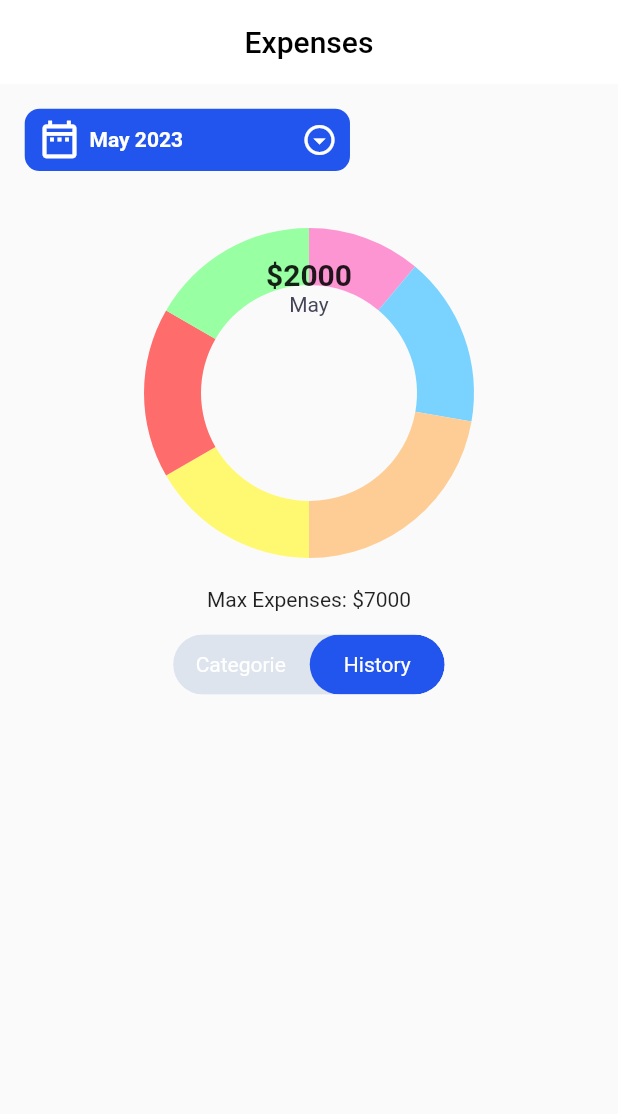
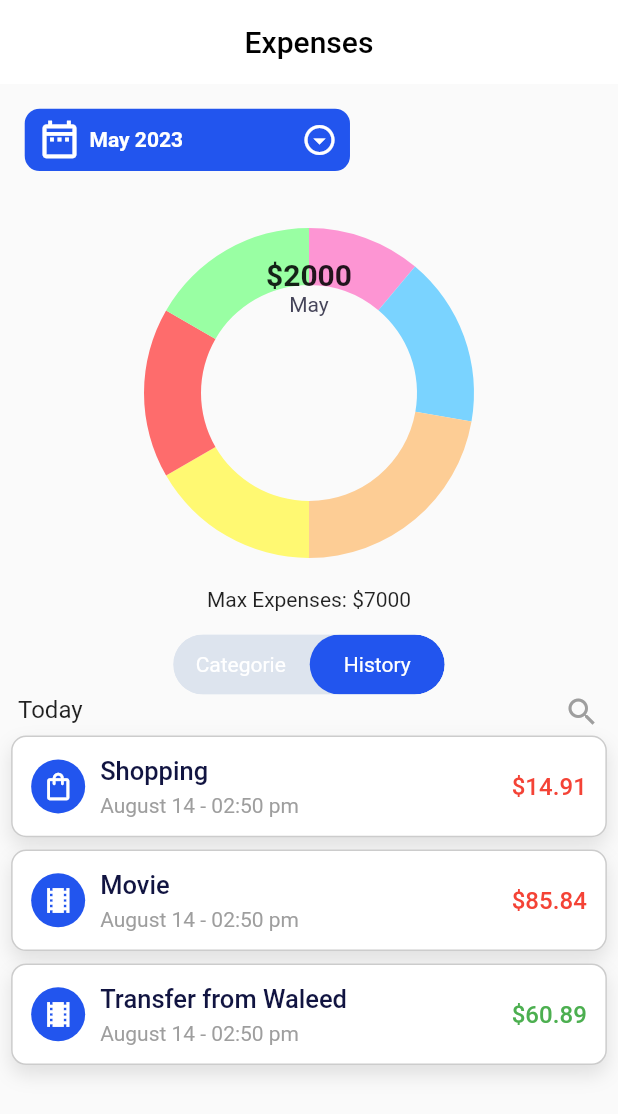
Before and after one commit to waleed750/tab_cash, a Flutter app: the ExpensesScreen screen opened directly, after a tap on "Categorie", on a phone screen of 412 x 824 dp. Shown: the top 1114 px of the screen. Run offline on Flutter 3.47's test engine with Material 2 defaults, Android fonts, the phone set to English and light mode, and no system bars; drawn by our look-alikes of toggle_switch; our stand-ins replace bloc, dio, equatable, flutter_bloc, flutter_svg, flutter_switch and 4 more.

Commit message:
history widget done
Co-Authored-By: Mahmoud Hanafy <94074275+MahmoudHanaf@users.noreply.github.com>

```diff
--- a/tab_cash_orange/lib/app.dart
+++ b/tab_cash_orange/lib/app.dart
@@ -2,6 +2,7 @@ import 'package:flutter/material.dart';
 import 'package:flutter_bloc/flutter_bloc.dart';
 import 'package:tab_cash_orange/config/localization/app_localizations_delegate.dart';
 import 'package:tab_cash_orange/core/utils/app_strings.dart';
+import 'package:tab_cash_orange/features/home/presentation/cubit/home_cubit.dart';
 
 import 'config/localization/app_localizations.dart';
 import 'config/localization/app_localizations_setup.dart';
@@ -14,19 +15,16 @@ class MyApp extends StatelessWidget {
   Widget build(BuildContext context) {
     return MultiBlocProvider(
       providers: [
+        BlocProvider(create: (context)=> di.sl<HomeCubit>()),
         BlocProvider(create: (context) => di.sl<ExpensesCubit>()),
       ],
-      child: MaterialApp(
+      child: const MaterialApp(
         debugShowCheckedModeBanner: false,
 
-        // initialRoute: ,
-        // onGenerateRoute: ,
-        // builder: ,
-        // theme: ,
         title: AppStrings.appTitle,
         initialRoute: Routes.homeRoute,
         onGenerateRoute: AppRoutes.onGenerateRoute,
-        locale: const Locale(AppStrings.englishCode),
+        locale: Locale(AppStrings.englishCode),
         supportedLocales: AppLocalizationsSetup.supportedLocales,
               localeResolutionCallback:
               AppLocalizationsSetup.localeResolutionCallback,
--- a/tab_cash_orange/lib/config/routes/app_routes.dart
+++ b/tab_cash_orange/lib/config/routes/app_routes.dart
@@ -20,10 +20,8 @@ class AppRoutes {
         );
       case Routes.homeRoute:
         return MaterialPageRoute(
-            builder: (context) => BlocProvider(
-              create: (context) => HomeCubit() ,
-              child:  MainScreen(),
-        ));
+            builder: (context) => MainScreen(),
+        );
       default:
         return onUndefinedRoute();
     }
--- /dev/null
+++ b/tab_cash_orange/lib/features/expenses/history_widget.dart
@@ -0,0 +1,125 @@
+import 'package:flutter/material.dart';
+import 'package:tab_cash_orange/core/utils/media_extension.dart';
+
+import '../../core/utils/app_colors.dart';
+
+class HistoryWidget extends StatelessWidget {
+  double expenses;
+
+  bool received ;
+
+
+  HistoryWidget({
+required this.icon,
+    required this.title,
+    required this.subTitle,
+    required this.expenses ,
+    this.received = false ,
+  });
+
+  IconData icon ;
+  String title;
+  String subTitle;
+  @override
+  Widget build(BuildContext context) {
+    return Container
+    (
+
+      padding: EdgeInsets.all(context.width * 0.03),
+      margin: EdgeInsetsDirectional.only(
+          start:  context.height * 0.009  ,end:  context.height * 0.009  ,
+        top:  context.height * 0.009  ,bottom:  context.width * 0.002
+      ),
+      decoration: BoxDecoration(
+        color: Colors.white,
+        borderRadius: BorderRadius.circular(10.0),
+        border: Border.all(width: 1 , color: Colors.black.withOpacity(.2)) ,
+        boxShadow: [
+          BoxShadow(
+             color: Colors.grey[300]!,
+                blurRadius: 10.0,
+                offset: Offset(0.0, 6)
+
+          )
+        ]
+      ),
+      child: Container(
+
+
+        child: Row(
+                mainAxisAlignment: MainAxisAlignment.spaceBetween,
+                children: [
+                  Row(
+                    children: [
+                      CircleAvatar(
+                        radius: 18,
+                        backgroundColor: AppColors.buttonColor,
+                        child: Icon(
+                          icon,
+                          color: AppColors.backgroundColor,
+                          size: 22,
+                        ),
+                      ),
+                      Padding(
+                        padding: const EdgeInsets.only(left: 10),
+                        child: subTitle == null ?
+                        Column(
+                            crossAxisAlignment: CrossAxisAlignment.start,
+                            children: [
+                              FittedBox(
+                                child: Text(
+                                  "${title}",
+                                  style: TextStyle(
+                                      fontSize: 17,
+                                      fontWeight: FontWeight.w500,
+                                      color: AppColors.defaultColor),
+                                ),
+                              ),
+
+                            ])
+                        :
+                        Column(
+                            crossAxisAlignment: CrossAxisAlignment.start,
+                            children: [
+                              Text(
+                                "${title}",
+                                style: TextStyle(
+                                    fontSize: 17,
+                                    fontWeight: FontWeight.w500,
+                                    color: AppColors.defaultColor),
+                              ),
+                              const SizedBox(
+                                height: 5,
+                              ),
+                              Text(
+                                "${subTitle}",
+                                style: TextStyle(
+                                    fontSize: 14,
+                                    fontWeight: FontWeight.w400,
+                                    color: AppColors.indicatorColor),
+                              ),
+                            ]),
+                      ),
+
+                    ]
+                    ),
+                    //!  Expensses
+                    FittedBox(
+                     child: Text('\$$expenses' ,
+                      style:  TextStyle(
+                        fontSize: 16.0 ,
+                        color: received ? Colors.green : Colors.red,
+                        fontWeight: FontWeight.w500 ,
+                        letterSpacing: 0.03
+                      ),
+                     ),
+                   ),
+                    ]
+
+        ),
+      ),
+    );
+
+
+  }
+}
--- a/tab_cash_orange/lib/features/home/presentation/screens/cards_screen.dart
+++ b/tab_cash_orange/lib/features/home/presentation/screens/cards_screen.dart
@@ -56,14 +56,15 @@ class CardsScreen extends StatelessWidget {
                     ),
                     Container(
                       width: double.infinity,
-                      height: context.height * .52,
+                      height: context.height * .54,
                       decoration: BoxDecoration(
-                        borderRadius: BorderRadius.only(
+                        borderRadius: const BorderRadius.only(
                             topLeft: Radius.circular(28),
                             topRight: Radius.circular(28)),
                         color: AppColors.backgroundColor,
                       ),
                       child: SingleChildScrollView(
+                        physics: const BouncingScrollPhysics(),
                         child: Padding(
                           padding: EdgeInsets.only(
                               top: context.height * .1,
@@ -107,6 +108,9 @@ class CardsScreen extends StatelessWidget {
                                   subTitle: "Notifications on your mobile",
                                   notif: true,
                                 ),
+                                SizedBox(
+                                  height: 10.0,
+                                )
                               ]),
                         ),
                       ),
--- a/tab_cash_orange/lib/features/home/presentation/screens/expenses_screen.dart
+++ b/tab_cash_orange/lib/features/home/presentation/screens/expenses_screen.dart
@@ -9,6 +9,7 @@ import 'package:tab_cash_orange/core/utils/hex_color.dart';
 import 'package:tab_cash_orange/core/utils/icon_manager.dart';
 import 'package:tab_cash_orange/features/expenses/expenses_widget.dart';
 import 'package:tab_cash_orange/core/utils/media_extension.dart';
+import 'package:tab_cash_orange/features/expenses/history_widget.dart';
 import 'package:toggle_switch/toggle_switch.dart';
 
 import '../../../../core/utils/app_colors.dart';
@@ -172,6 +173,49 @@ class ExpensesScreen extends StatelessWidget {
                 ),
                 ]
 
+                //!!!!!!!!!!!!!!!!!! History
+                else if(cubit.labelIndex == 1)...[
+
+                  SizedBox(
+                    height: 20.0,
+                    child: Container(
+                      margin: EdgeInsets.symmetric(
+                        horizontal: 12.0
+                      ),
+
+                      child: Row(
+                        mainAxisAlignment: MainAxisAlignment.spaceBetween,
+                        children: [
+                          Text('Today' ,
+                          style: TextStyle(
+                            fontSize: 16.0
+                          ),
+                          ),
+                           Icon(
+                           Icons.search ,
+                           color: Colors.grey,
+                          ),
+                      ]),
+                    ),
+                  ),
+
+                  HistoryWidget(
+                    expenses: 14.91,
+                    icon: Icons.shopping_bag_outlined,
+                     title: "Shopping",
+                      subTitle: 'August 14 - 02:50 pm'),
+                  HistoryWidget(
+                    expenses: 85.84,
+                    icon: Icons.local_movies,
+                     title: "Movie",
+                      subTitle: 'August 14 - 02:50 pm'),
+                     HistoryWidget(
+                    expenses: 60.89,
+                    received: true,
+                    icon: Icons.local_movies,
+                    title: "Transfer from Waleed",
+                    subTitle: 'August 14 - 02:50 pm'),
+                ] ,
 
               ],
             ),
```
